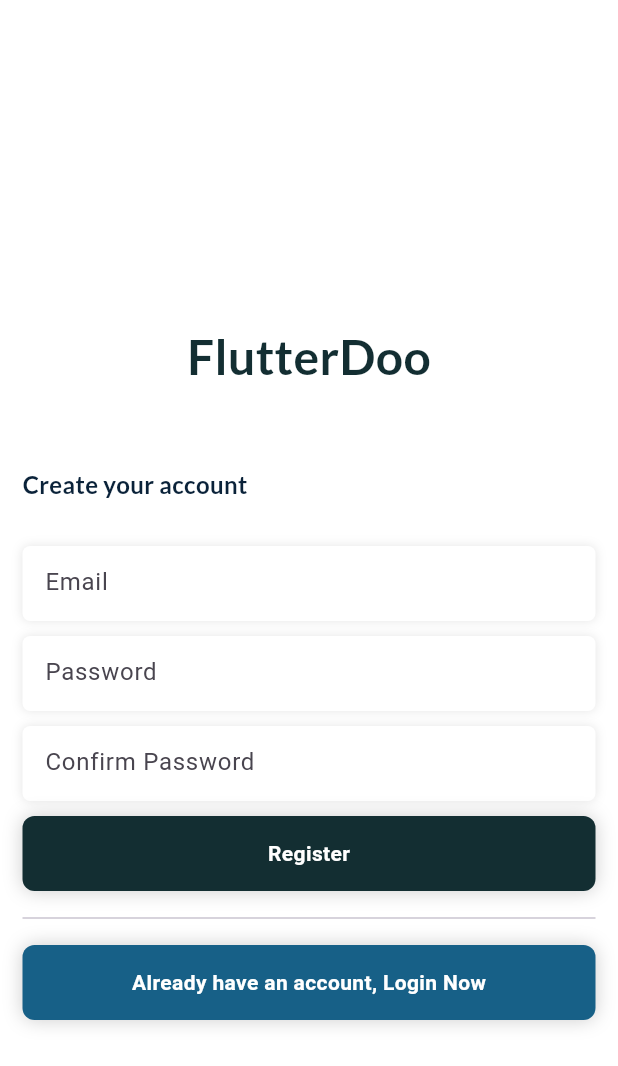
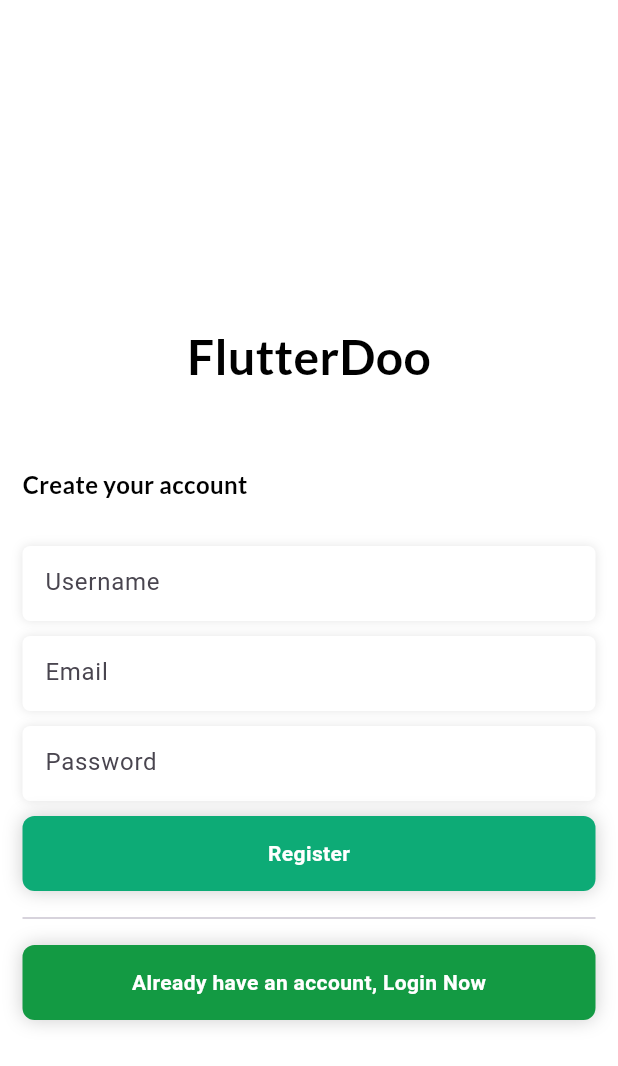
Before and after one commit to anujbarve/flutterdoo, a Flutter app: the screen it shows after launch, after a tap on "Don't Have an Account Register Now", on a phone screen of 412 x 824 dp. Shown: the top 1066 px of the screen. Run offline on Flutter 3.47's test engine with Material 3 defaults, Android fonts, the phone set to English and light mode, and no system bars; our stand-ins replace firebase_auth, firebase_core, google_fonts, hexcolor; accounts and stored records are empty; network calls fail.

Commit message:
Implemented Firebase Register,Login and Logout Functionality

```diff
--- a/lib/constants/colors.dart
+++ b/lib/constants/colors.dart
@@ -1,9 +1,9 @@
 import 'package:hexcolor/hexcolor.dart';
 
 class AppColors{
-  static HexColor bgColor = HexColor("#0A2239");
-  static HexColor lightColor = HexColor("#53A2BE");
-  static HexColor darkColor = HexColor("#1D84B5");
-  static HexColor bg2Color = HexColor("#132E32");
-  static HexColor midColor = HexColor("#176087");
+  static HexColor jade = HexColor("#0DAB76");
+  static HexColor pigmentGreen = HexColor("#139A43");
+  static HexColor darthmouthGreen = HexColor("#0B5D1E");
+  static HexColor deepGreen = HexColor("#053B06");
+  static HexColor Black = HexColor("#000000");
 }
--- a/lib/main.dart
+++ b/lib/main.dart
@@ -1,7 +1,10 @@
+import 'package:firebase_core/firebase_core.dart';
 import 'package:flutter/material.dart';
 import 'package:flutterdoo/screens/splash_screen.dart';
 
-void main() {
+void main() async {
+  WidgetsFlutterBinding.ensureInitialized();
+  await Firebase.initializeApp();
   runApp(const MyApp());
 }
 
--- a/lib/screens/login_screen.dart
+++ b/lib/screens/login_screen.dart
@@ -1,5 +1,8 @@
+import 'package:firebase_auth/firebase_auth.dart';
 import 'package:flutter/material.dart';
+import 'package:flutterdoo/screens/home_screen.dart';
 import 'package:flutterdoo/screens/register_screen.dart';
+import 'package:flutterdoo/services/firebase_service.dart';
 import 'package:flutterdoo/widgets/appButton.dart';
 import 'package:flutterdoo/widgets/textfield.dart';
 import 'package:google_fonts/google_fonts.dart';
@@ -16,6 +19,7 @@ class LoginScreen extends StatefulWidget {
 class _LoginScreenState extends State<LoginScreen> {
   TextEditingController emailController = new TextEditingController();
   TextEditingController passwordController = new TextEditingController();
+  FirebaseAuthService _authService = new FirebaseAuthService();
 
   @override
   Widget build(BuildContext context) {
@@ -40,7 +44,7 @@ class _LoginScreenState extends State<LoginScreen> {
                     style: GoogleFonts.lato(
                         fontWeight: FontWeight.bold,
                         fontSize: 32,
-                        color: AppColors.bg2Color),
+                        color: AppColors.Black),
                   ),
                 ),
                 const SizedBox(
@@ -51,7 +55,7 @@ class _LoginScreenState extends State<LoginScreen> {
                   style: GoogleFonts.lato(
                       fontWeight: FontWeight.bold,
                       fontSize: 16,
-                      color: AppColors.bgColor),
+                      color: AppColors.Black),
                 ),
                 const SizedBox(
                   height: 30,
@@ -67,9 +71,11 @@ class _LoginScreenState extends State<LoginScreen> {
                   height: 10,
                 ),
                 AppButton(
-                  color: AppColors.bg2Color,
+                  color: AppColors.jade,
                   buttonText: 'Sign In',
-                  func: () {},
+                  func: () {
+                    LoginUser();
+                  },
                 ),
                 const SizedBox(
                   height: 10,
@@ -83,7 +89,7 @@ class _LoginScreenState extends State<LoginScreen> {
                   func: () {
                     Navigator.pushReplacement(context, MaterialPageRoute(builder: (context) => RegisterScreen()));
                   },
-                  color: AppColors.midColor,
+                  color: AppColors.pigmentGreen,
                 )
               ],
             ),
@@ -92,4 +98,22 @@ class _LoginScreenState extends State<LoginScreen> {
       ),
     );
   }
+
+  void LoginUser() async {
+    String email = emailController.text;
+    String password = passwordController.text;
+
+    User? user = await _authService.signInUserWithEmailAndPassword(email, password);
+
+    if(user!=null)
+    {
+      // TODO Add success and error messages
+      print("User Registered Successfully Created");
+      Navigator.push(context, MaterialPageRoute(builder: (context) => HomeScreen()));
+    }
+    else
+    {
+      print("Some Error Happened");
+    }
+  }
 }
--- a/lib/screens/register_screen.dart
+++ b/lib/screens/register_screen.dart
@@ -1,5 +1,8 @@
+import 'package:firebase_auth/firebase_auth.dart';
 import 'package:flutter/material.dart';
+import 'package:flutterdoo/screens/home_screen.dart';
 import 'package:flutterdoo/screens/login_screen.dart';
+import 'package:flutterdoo/services/firebase_service.dart';
 import 'package:google_fonts/google_fonts.dart';
 
 import '../constants/colors.dart';
@@ -15,9 +18,11 @@ class RegisterScreen extends StatefulWidget {
 
 class _RegisterScreenState extends State<RegisterScreen> {
 
+  final FirebaseAuthService _authService = FirebaseAuthService();
+
+  TextEditingController usernameController = new TextEditingController();
   TextEditingController emailController = new TextEditingController();
   TextEditingController passwordController = new TextEditingController();
-  TextEditingController confirmPasswordController = new TextEditingController();
 
   @override
   Widget build(BuildContext context) {
@@ -42,7 +47,7 @@ class _RegisterScreenState extends State<RegisterScreen> {
                     style: GoogleFonts.lato(
                         fontWeight: FontWeight.bold,
                         fontSize: 32,
-                        color: AppColors.bg2Color
+                        color: AppColors.Black
                     ),
                   ),
                 ),
@@ -54,13 +59,17 @@ class _RegisterScreenState extends State<RegisterScreen> {
                   style: GoogleFonts.lato(
                       fontWeight: FontWeight.bold,
                       fontSize: 16,
-                      color: AppColors.bgColor
+                      color: AppColors.Black
                   ),
                 ),
                 const SizedBox(
                   height: 30,
                 ),
-                AppTextField("Email",emailController,false,TextInputType.emailAddress),
+                AppTextField("Username",usernameController,false,TextInputType.text),
+                const SizedBox(
+                  height: 10,
+                ),
+                AppTextField("Email", emailController,false,TextInputType.emailAddress),
                 const SizedBox(
                   height: 10,
                 ),
@@ -68,11 +77,9 @@ class _RegisterScreenState extends State<RegisterScreen> {
                 const SizedBox(
                   height: 10,
                 ),
-                AppTextField("Confirm Password", confirmPasswordController,true,TextInputType.text),
-                const SizedBox(
-                  height: 10,
-                ),
-                AppButton(buttonText: 'Register', func: () {  }, color: AppColors.bg2Color,),
+                AppButton(buttonText: 'Register', func: () {
+                  RegisterUser();
+                }, color: AppColors.jade,),
                 const SizedBox(
                   height: 10,
                 ),
@@ -85,7 +92,7 @@ class _RegisterScreenState extends State<RegisterScreen> {
                   func: () {
                     Navigator.pushReplacement(context, MaterialPageRoute(builder: (context) => LoginScreen()));
                   },
-                  color: AppColors.midColor,
+                  color: AppColors.pigmentGreen,
                 )
               ],
             ),
@@ -94,4 +101,32 @@ class _RegisterScreenState extends State<RegisterScreen> {
       ),
     );
   }
+
+  void RegisterUser() async {
+    String username = usernameController.text;
+    String email = emailController.text;
+    String password = passwordController.text;
+
+    User? user = await _authService.signUpUserWithEmailAndPassword(email, password);
+
+    if(user!=null)
+      {
+        // TODO Add success and error messages
+        print("User Registered Successfully Created");
+        Navigator.push(context, MaterialPageRoute(builder: (context) => LoginScreen()));
+      }
+    else
+      {
+        print("Some Error Happened");
+      }
+  }
+
+  @override
+  void dispose() {
+    // TODO: implement dispose
+    super.dispose();
+    usernameController.dispose();
+    emailController.dispose();
+    passwordController.dispose();
+  }
 }
--- a/lib/screens/splash_screen.dart
+++ b/lib/screens/splash_screen.dart
@@ -28,14 +28,14 @@ class _SplashScreenState extends State<SplashScreen> {
   @override
   Widget build(BuildContext context) {
     return Scaffold(
-      backgroundColor: AppColors.bg2Color,
+      backgroundColor: AppColors.Black,
       body: Center(
         child: Text(
           "FlutterDoo",
           style: GoogleFonts.lato(
             fontWeight: FontWeight.bold,
             fontSize: 32,
-            color: AppColors.lightColor
+            color: AppColors.jade
           ),
         ),
       ),
--- a/pubspec.yaml
+++ b/pubspec.yaml
@@ -37,6 +37,10 @@ dependencies:
   cupertino_icons: ^1.0.2
   hexcolor: ^3.0.1
   google_fonts: ^6.1.0
+  firebase_core: ^2.24.2
+  cloud_firestore: ^4.13.6
+  firebase_auth: ^4.15.3
+  firebase_storage: ^11.5.6
 
 dev_dependencies:
   flutter_test:
```
Also changed, not shown: lib/screens/home_screen.dart (+34 -3 lines), lib/screens/pages/home_page.dart (added, +17 -0 lines), lib/screens/pages/setting_page.dart (added, +29 -0 lines), lib/screens/pages/undefined.dart (added, +17 -0 lines), lib/services/firebase_service.dart (added, +31 -0 lines), pubspec.lock, 6 other files.
